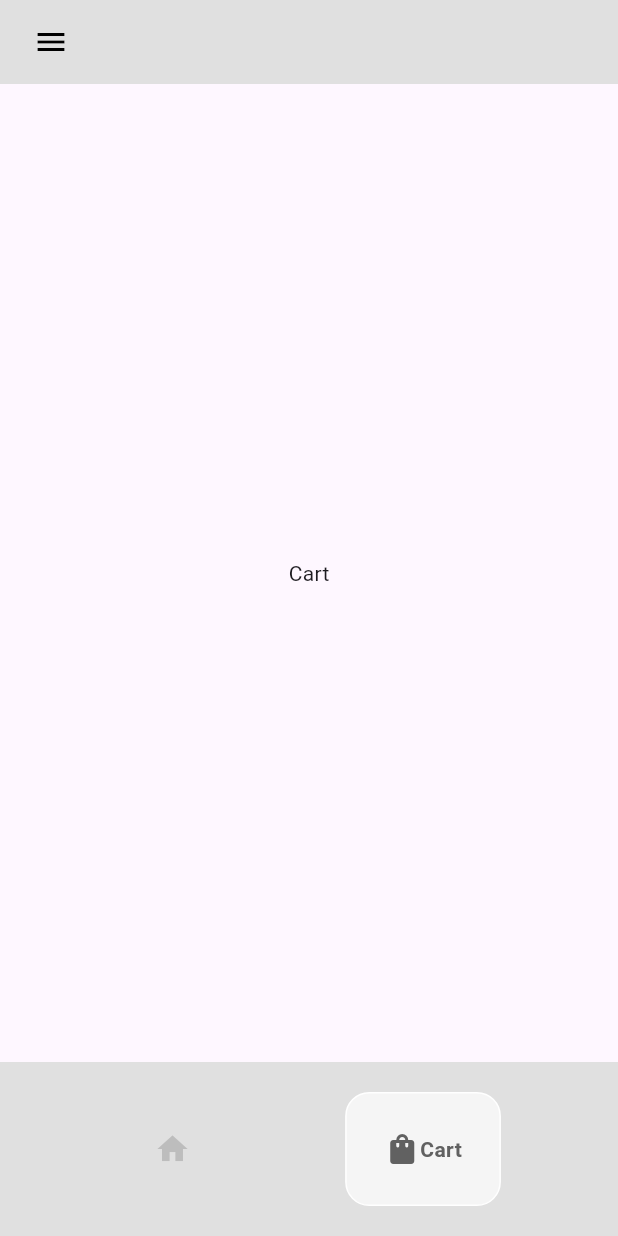
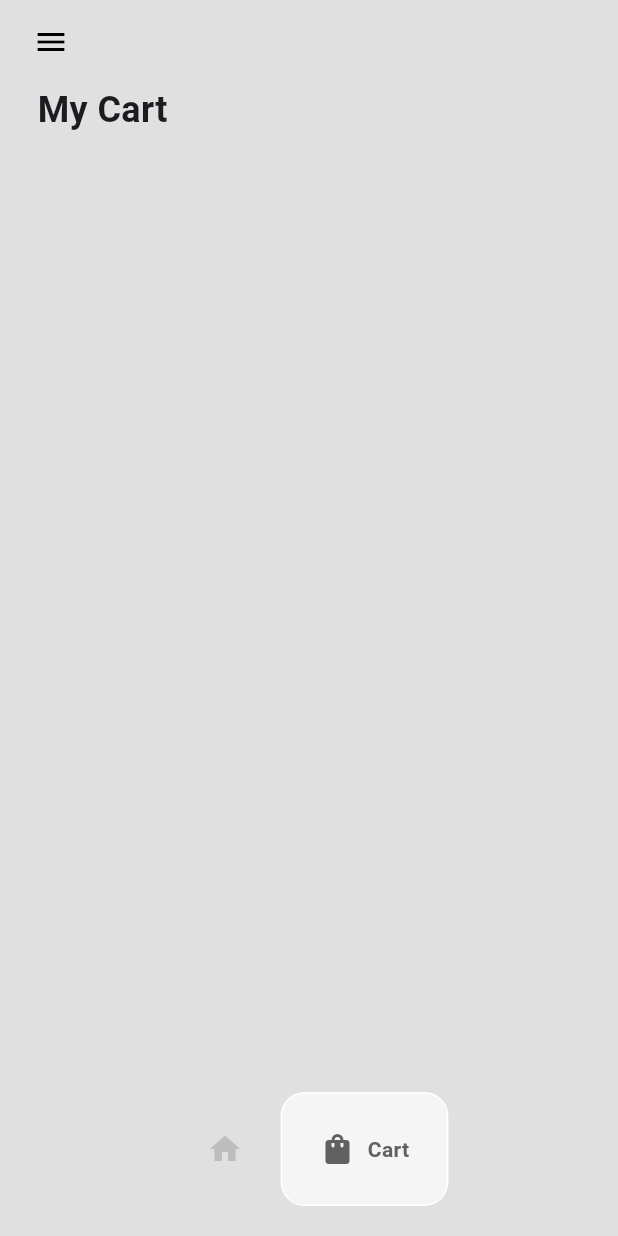
Before and after one commit to DieCau/flutter-sneaker-shop, a Flutter app: the HomePage screen opened directly, item 2 of the bottom bar chosen, on a phone screen of 412 x 824 dp. Run offline on Flutter 3.47's test engine with Material 3 defaults, Android fonts, the phone set to English and light mode, and no system bars; drawn by our look-alikes of google_nav_bar.

Commit message:
Cart Page Completed

```diff
--- a/lib/components/bottom_nav_bar.dart
+++ b/lib/components/bottom_nav_bar.dart
@@ -22,8 +22,9 @@
           activeColor: Colors.grey.shade700,
           tabActiveBorder: Border.all(color: Colors.white),
           tabBackgroundColor: Colors.grey.shade100,
-          mainAxisAlignment: MainAxisAlignment.spaceEvenly,
+          mainAxisAlignment: MainAxisAlignment.center,
           tabBorderRadius: 16,
+          gap: 8,
           onTabChange: (value) => onTabChange(value),
           tabs: const [
             GButton(
--- a/lib/models/cart.dart
+++ b/lib/models/cart.dart
@@ -7,7 +7,7 @@
       name: 'Air Kirye',
       price: '216',
       imagePath: 'assets/images/nike1.png',
-      description: 'The best shoe'
+      description: 'Bouncy is paired with soft yet supportive'
     ),
     Shoe(
       name: 'Air Max',
@@ -36,19 +36,23 @@
   ];
 
 
-  List<Shoe> useCart = [];
+  List<Shoe> userCart = [];
 
   List<Shoe> getShoeList() {
     return shoeShop;
   }
 
+  List<Shoe> getUserCart() {
+    return userCart;
+  }
+
   void addItemToCart(Shoe shoe) {
-    useCart.add(shoe);
+    userCart.add(shoe);
     notifyListeners();
   }
 
   void removeItemToCart(Shoe shoe) {
-    useCart.remove(shoe);
+    userCart.remove(shoe);
     notifyListeners();
   }
 
--- a/lib/pages/cart_page.dart
+++ b/lib/pages/cart_page.dart
@@ -1,4 +1,10 @@
 import 'package:flutter/material.dart';
+import 'package:provider/provider.dart';
+
+
+import '../components/cart_item.dart';
+import '../models/cart.dart';
+import '../models/shoe.dart';
 
 class CartPage extends StatefulWidget {
   const CartPage({super.key});
@@ -10,9 +16,24 @@
 class _CartPageState extends State<CartPage> {
   @override
   Widget build(BuildContext context) {
-    return const Scaffold(
-      body: Center(
-        child: Text('Cart'),
+    return Consumer<Cart>(
+      builder: (context, value, child) => Padding(
+        padding: const EdgeInsets.symmetric(horizontal: 25.0),
+        child: Column(
+          crossAxisAlignment: CrossAxisAlignment.start,
+          children: [
+            const Text('My Cart', style: TextStyle(fontWeight: FontWeight.bold, fontSize: 24),),
+            const SizedBox(height: 20),
+            Expanded(
+              child: ListView.builder(
+                itemCount: value.getUserCart().length,
+                itemBuilder: (context, index) {
+                Shoe individualShoe = value.getUserCart()[index];
+                return CartItem(shoe: individualShoe,);
+              },)
+            ),
+          ],
+        ),
       ),
     );
   }
--- a/lib/pages/shop_page.dart
+++ b/lib/pages/shop_page.dart
@@ -28,7 +28,7 @@
   @override
   Widget build(BuildContext context) {
     return Consumer<Cart>(
-      builder: (context, value, child) => Column(
+      builder: (context, value, _) => Column(
         children: [
           Container(
             padding: const EdgeInsets.all(12),
```
Also changed, not shown: lib/components/cart_item.dart (added, +44 -0 lines).
